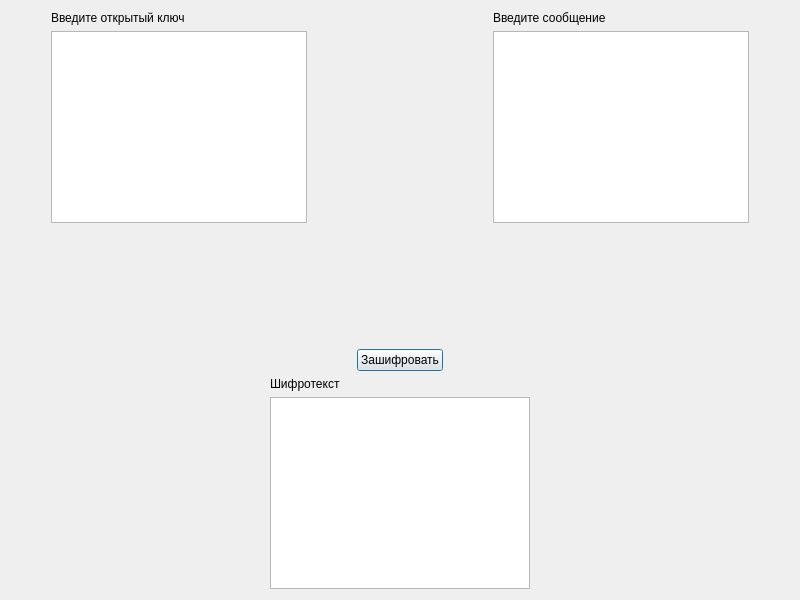
Qt form Qt/QtDigitalSignature/encrypt.ui (aleksei65537/CryptoLabs) before a commit.
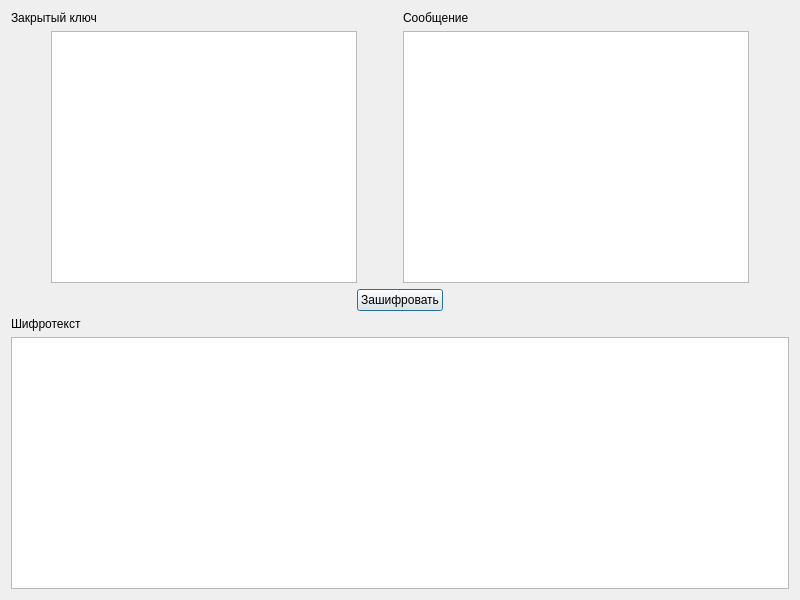
The same form after that commit.

Diff of the .ui file:
```diff
--- a/Qt/QtDigitalSignature/encrypt.ui
+++ b/Qt/QtDigitalSignature/encrypt.ui
@@ -13,16 +13,28 @@
   <property name="windowTitle">
    <string>Dialog</string>
   </property>
-  <layout class="QVBoxLayout" name="verticalLayout_4">
+  <layout class="QVBoxLayout" name="verticalLayout_5">
    <item>
     <layout class="QHBoxLayout" name="horizontalLayout_3">
      <item>
+      <layout class="QVBoxLayout" name="verticalLayout">
+       <item>
+        <widget class="QLabel" name="label_2">
+         <property name="text">
+          <string>Закрытый ключ</string>
+         </property>
+        </widget>
+       </item>
+       <item>
       <layout class="QHBoxLayout" name="horizontalLayout">
        <item>
         <spacer name="horizontalSpacer">
          <property name="orientation">
           <enum>Qt::Horizontal</enum>
          </property>
+           <property name="sizeType">
+            <enum>QSizePolicy::Minimum</enum>
+           </property>
          <property name="sizeHint" stdset="0">
           <size>
            <width>40</width>
@@ -30,15 +42,6 @@
           </size>
          </property>
         </spacer>
-       </item>
-       <item>
-        <layout class="QVBoxLayout" name="verticalLayout">
-         <item>
-          <widget class="QLabel" name="label">
-           <property name="text">
-            <string>Введите открытый ключ</string>
-           </property>
-          </widget>
          </item>
          <item>
           <widget class="QTextEdit" name="textEditKey"/>
@@ -48,10 +51,13 @@
       </layout>
      </item>
      <item>
-      <spacer name="horizontalSpacer_2">
+      <spacer name="horizontalSpacer_3">
        <property name="orientation">
         <enum>Qt::Horizontal</enum>
        </property>
+       <property name="sizeType">
+        <enum>QSizePolicy::Minimum</enum>
+       </property>
        <property name="sizeHint" stdset="0">
         <size>
          <width>40</width>
@@ -61,26 +67,31 @@
       </spacer>
      </item>
      <item>
-      <layout class="QHBoxLayout" name="horizontalLayout_2">
+      <layout class="QVBoxLayout" name="verticalLayout_3">
+       <item>
+        <widget class="QLabel" name="label_3">
+         <property name="text">
+          <string>Сообщение</string>
+         </property>
+        </widget>
+       </item>
        <item>
         <layout class="QVBoxLayout" name="verticalLayout_2">
-         <item>
-          <widget class="QLabel" name="label_2">
-           <property name="text">
-            <string>Введите сообщение</string>
-           </property>
-          </widget>
-         </item>
          <item>
           <widget class="QTextEdit" name="textEditMessage"/>
          </item>
         </layout>
        </item>
+      </layout>
+     </item>
        <item>
-        <spacer name="horizontalSpacer_3">
+      <spacer name="horizontalSpacer_2">
          <property name="orientation">
           <enum>Qt::Horizontal</enum>
          </property>
+       <property name="sizeType">
+        <enum>QSizePolicy::Minimum</enum>
+       </property>
          <property name="sizeHint" stdset="0">
           <size>
            <width>40</width>
@@ -91,25 +102,10 @@
        </item>
       </layout>
      </item>
-    </layout>
-   </item>
    <item>
-    <spacer name="verticalSpacer">
-     <property name="orientation">
-      <enum>Qt::Vertical</enum>
-     </property>
-     <property name="sizeHint" stdset="0">
-      <size>
-       <width>20</width>
-       <height>103</height>
-      </size>
-     </property>
-    </spacer>
-   </item>
+    <layout class="QHBoxLayout" name="horizontalLayout_2">
    <item>
-    <layout class="QHBoxLayout" name="horizontalLayout_5">
-     <item>
-      <spacer name="horizontalSpacer_6">
+      <spacer name="horizontalSpacer_4">
        <property name="orientation">
         <enum>Qt::Horizontal</enum>
        </property>
@@ -129,7 +125,7 @@
       </widget>
      </item>
      <item>
-      <spacer name="horizontalSpacer_7">
+      <spacer name="horizontalSpacer_5">
        <property name="orientation">
         <enum>Qt::Horizontal</enum>
        </property>
@@ -144,24 +140,9 @@
     </layout>
    </item>
    <item>
-    <layout class="QHBoxLayout" name="horizontalLayout_4">
+    <layout class="QVBoxLayout" name="verticalLayout_4">
      <item>
-      <spacer name="horizontalSpacer_4">
-       <property name="orientation">
-        <enum>Qt::Horizontal</enum>
-       </property>
-       <property name="sizeHint" stdset="0">
-        <size>
-         <width>40</width>
-         <height>20</height>
-        </size>
-       </property>
-      </spacer>
-     </item>
-     <item>
-      <layout class="QVBoxLayout" name="verticalLayout_3">
-       <item>
-        <widget class="QLabel" name="label_3">
+      <widget class="QLabel" name="label">
          <property name="text">
           <string>Шифротекст</string>
          </property>
@@ -169,21 +150,6 @@
        </item>
        <item>
         <widget class="QTextBrowser" name="textBrowser"/>
-       </item>
-      </layout>
-     </item>
-     <item>
-      <spacer name="horizontalSpacer_5">
-       <property name="orientation">
-        <enum>Qt::Horizontal</enum>
-       </property>
-       <property name="sizeHint" stdset="0">
-        <size>
-         <width>40</width>
-         <height>20</height>
-        </size>
-       </property>
-      </spacer>
      </item>
     </layout>
    </item>
```
Left out of the diff: 4 changed lines with no effect on the pictures. Lines whose indentation alone changed are shown as unchanged.
